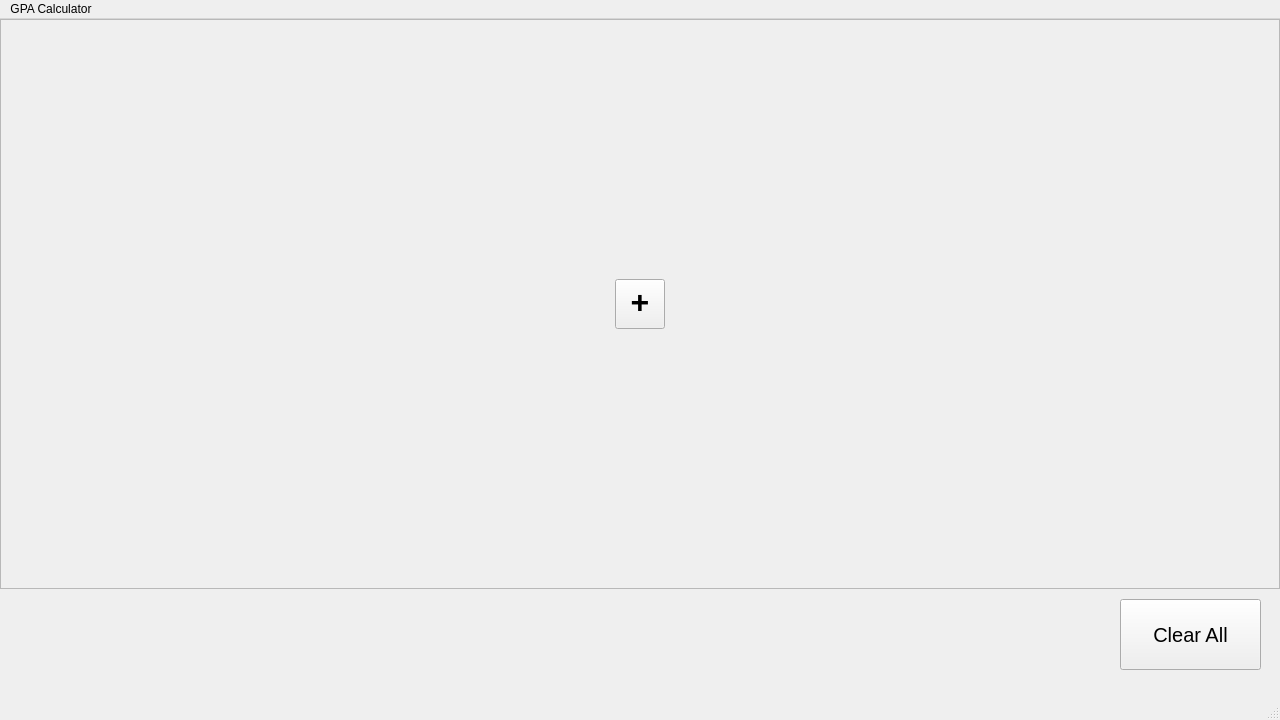
First picture: the form in mainwindow.ui, repository Oleksii-Stepanyk/GPA_Calculator, before the edit.
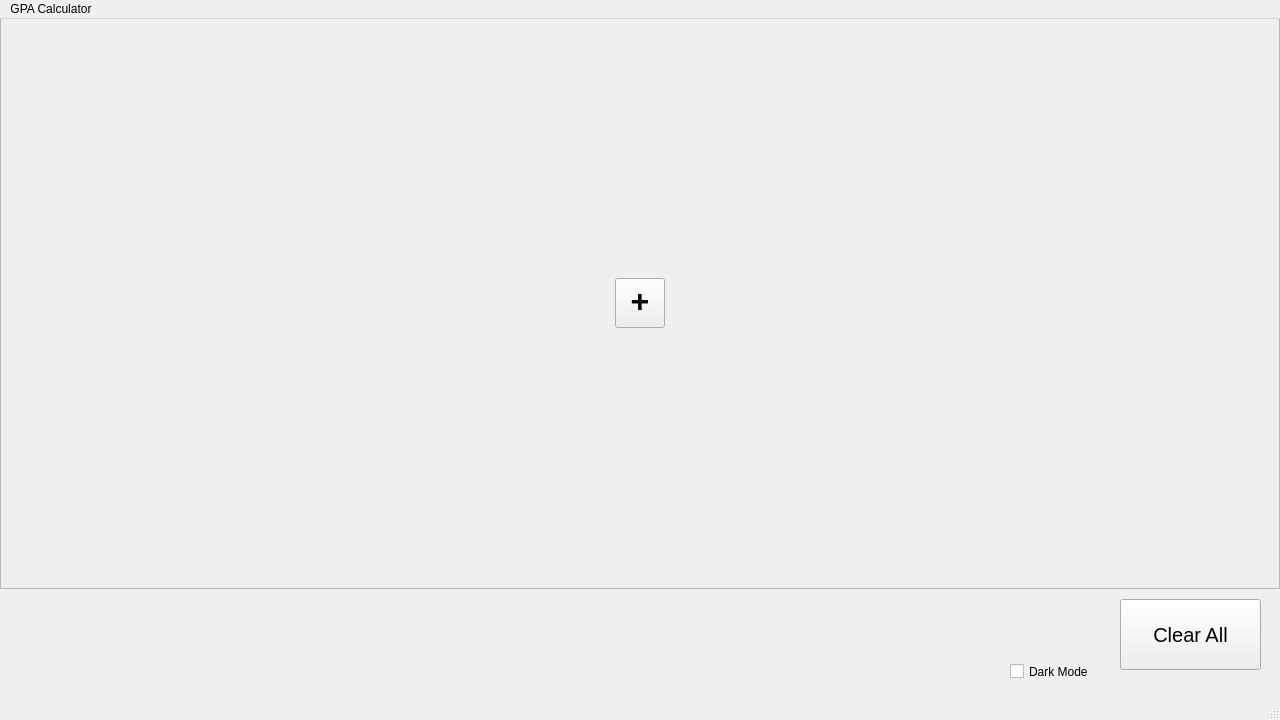
Second picture: the form after the edit.

Commit message: Dark/Light Mode added

```diff
--- a/mainwindow.ui
+++ b/mainwindow.ui
@@ -36,9 +36,9 @@
     <property name="geometry">
      <rect>
       <x>0</x>
-      <y>0</y>
+      <y>-1</y>
       <width>1280</width>
-      <height>570</height>
+      <height>571</height>
      </rect>
     </property>
     <property name="widgetResizable">
@@ -53,7 +53,7 @@
        <x>0</x>
        <y>0</y>
        <width>1278</width>
-       <height>568</height>
+       <height>569</height>
       </rect>
      </property>
      <layout class="QGridLayout" name="gridLayout">
@@ -135,6 +135,19 @@
      <string>Clear All</string>
     </property>
    </widget>
+   <widget class="QCheckBox" name="themeToggle">
+    <property name="geometry">
+     <rect>
+      <x>1010</x>
+      <y>640</y>
+      <width>101</width>
+      <height>25</height>
+     </rect>
+    </property>
+    <property name="text">
+     <string>Dark Mode</string>
+    </property>
+   </widget>
    <zorder>scrollArea</zorder>
    <zorder>outputLabel</zorder>
    <zorder>clearButton</zorder>
```
Left out of the diff: 1 changed line with no effect on the pictures. The commit also changes 2 other files.
